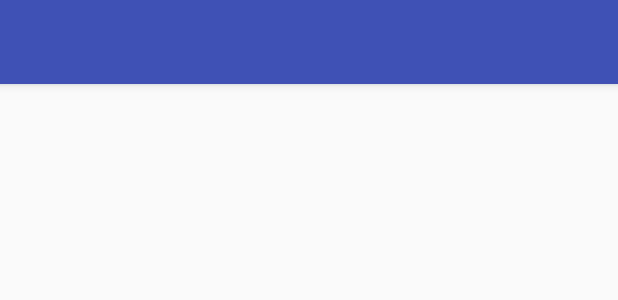
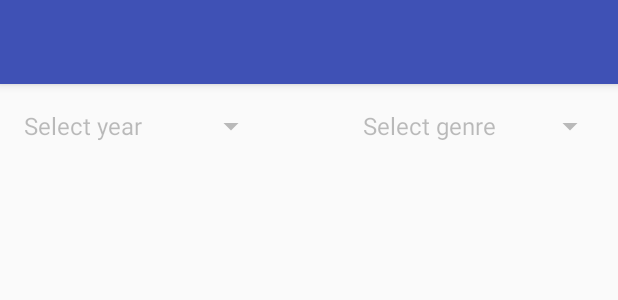
Before and after one commit to Kursulla/Movies, an Android app: the layout discovery_layout.xml on its own in the app's theme, with its tools: preview values and no code run, on a phone screen of 412 x 824 dp. Shown: the top 300 px of the screen. Run offline under Robolectric (Android 15) with nearby library versions, the light colour scheme and no system bars; network calls fail.

Commit message:
Introduced filtering by genre and year

```diff
--- /dev/null
+++ b/app/src/main/java/com/eutechpro/movies/common/ResourcesUtil.java
@@ -0,0 +1,32 @@
+package com.eutechpro.movies.common;
+
+import android.content.res.Resources;
+import android.support.annotation.RawRes;
+
+import java.io.BufferedReader;
+import java.io.IOException;
+import java.io.InputStream;
+import java.io.InputStreamReader;
+
+/**
+ * Small util class for various methods for manipulating resources.
+ */
+public class ResourcesUtil {
+    public static String readFromRawFile(@RawRes int resId, Resources resources) {
+        InputStream inputStream = resources.openRawResource(resId);
+
+        InputStreamReader inputreader = new InputStreamReader(inputStream);
+        BufferedReader    buffreader  = new BufferedReader(inputreader);
+        String            line;
+        StringBuilder     text        = new StringBuilder();
+
+        try {
+            while ((line = buffreader.readLine()) != null) {
+                text.append(line);
+            }
+        } catch (IOException e) {
+            return null;
+        }
+        return text.toString();
+    }
+}
--- a/app/src/main/java/com/eutechpro/movies/discovery/DiscoveryRepository.java
+++ b/app/src/main/java/com/eutechpro/movies/discovery/DiscoveryRepository.java
@@ -11,12 +11,12 @@ import java.util.List;
 import io.reactivex.Observable;
 
 public interface DiscoveryRepository {
-    Observable<List<Movie>> discoverMoviesByYear(int year, @Sort.Type String sortType, int page);
+    Observable<List<Movie>> discoverMovies(int year, int genreId, @Sort.Type String sortType, int page);
 
     interface Sort {
         @Retention(RetentionPolicy.SOURCE)
         @StringDef({DEFAULT, POPULARITY_ASC, POPULARITY_DESC, RELEASE_DATE_ASC, RELEASE_DATE_DESC, REVENUE_ASC, REVENUE_DESC, TITLE_ASC, TITLE_DESC, VOTE_AVERAGE_ASC, VOTE_AVERAGE_DESC, VOTE_COUNT_ASC, VOTE_COUNT_DESC})
-        public @interface Type {
+        @interface Type {
         }
 
         String DEFAULT = "popularity.desc";
--- /dev/null
+++ b/app/src/main/java/com/eutechpro/movies/discovery/GenresSelector.java
@@ -0,0 +1,114 @@
+package com.eutechpro.movies.discovery;
+
+
+import android.content.Context;
+import android.support.annotation.NonNull;
+import android.util.AttributeSet;
+import android.widget.AdapterView;
+import android.widget.ArrayAdapter;
+
+import com.eutechpro.movies.Genre;
+import com.eutechpro.movies.R;
+import com.eutechpro.movies.common.ResourcesUtil;
+import com.google.gson.Gson;
+import com.google.gson.reflect.TypeToken;
+
+import java.util.ArrayList;
+import java.util.List;
+
+@SuppressWarnings("unused")
+public class GenresSelector extends android.support.v7.widget.AppCompatSpinner {
+    private static final String TAG = "GenresSelector";
+    private OnGenreSelectedListener onGenreSelectedListener;
+    private List<Genre>             genres;
+
+    public GenresSelector(Context context) {
+        super(context);
+        init();
+    }
+
+    public GenresSelector(Context context, int mode) {
+        super(context, mode);
+        init();
+    }
+
+    public GenresSelector(Context context, AttributeSet attrs) {
+        super(context, attrs);
+        init();
+    }
+
+    public GenresSelector(Context context, AttributeSet attrs, int defStyleAttr) {
+        super(context, attrs, defStyleAttr);
+        init();
+    }
+
+    public GenresSelector(Context context, AttributeSet attrs, int defStyleAttr, int mode) {
+        super(context, attrs, defStyleAttr, mode);
+        init();
+    }
+
+    private void init() {
+        setEnabled(false);
+        genres = new Gson().fromJson(ResourcesUtil.readFromRawFile(R.raw.genres, getResources()), new TypeToken<List<Genre>>() {
+        }.getType());
+
+        List<String> dataSet = generateDataSet(genres);
+        ArrayAdapter<String> dataAdapter =
+                new ArrayAdapter<>(getContext(), android.R.layout.simple_spinner_item, dataSet);
+        dataAdapter.setDropDownViewResource(android.R.layout.simple_spinner_dropdown_item);
+        setAdapter(dataAdapter);
+
+        setOnItemSelectedListener(new OnItemSelectedListener() {
+            @Override
+            public void onItemSelected(AdapterView<?> adapterView, android.view.View view, int position, long id) {
+                if (onGenreSelectedListener == null || view == null){
+                    return;
+                }
+                if (!isEnabled()){
+                    setEnabled(true);
+                    return;
+                }
+                if (position == 0){
+                    onGenreSelectedListener.genreSelected(null);
+                } else {
+                    onGenreSelectedListener.genreSelected(genres.get(position - 1));
+                }
+            }
+
+            @Override
+            public void onNothingSelected(AdapterView<?> adapterView) {
+                onGenreSelectedListener.genreSelected(null);
+            }
+        });
+    }
+
+    @NonNull
+    private List<String> generateDataSet(List<Genre> genres) {
+        List<String> data = new ArrayList<>();
+        data.add("Select genre");
+        for (Genre genre : genres) {
+            data.add(genre.getGenreName());
+        }
+
+
+        return data;
+    }
+
+
+    public void setOnGenreSelectedListener(OnGenreSelectedListener onGenreSelectedListener) {
+        this.onGenreSelectedListener = onGenreSelectedListener;
+    }
+
+    /**
+     * Callback for getting information about user's action on this element.<br/>
+     * IMPORTANT: In case of selecting default value, it will return null as selected value!
+     */
+    interface OnGenreSelectedListener {
+        /**
+         * <b>IMPORTANT: In case of selecting default value, it will return null as selected value!</b>
+         *
+         * @param genre ID of selected genre, or null in case of selecting default value
+         */
+        void genreSelected(Genre genre);
+    }
+}
--- a/app/src/main/java/com/eutechpro/movies/discovery/Mvp.java
+++ b/app/src/main/java/com/eutechpro/movies/discovery/Mvp.java
@@ -1,6 +1,7 @@
 package com.eutechpro.movies.discovery;
 
 
+import com.eutechpro.movies.Genre;
 import com.eutechpro.movies.Movie;
 import com.eutechpro.movies.MvpActivityCallback;
 
@@ -38,6 +39,8 @@ interface Mvp {
          * @param sortType Sort type.
          */
         void changeSortOrder(String sortType);
+
+        void filterByGenre(Genre genre);
     }
 
     interface View {
@@ -71,5 +74,7 @@ interface Mvp {
         void openMovieDetails(long movieId);
 
         void bindActivityCallback(MvpActivityCallback activityCallback);
+
+        void filterByGenre(Genre genre);
     }
 }
--- /dev/null
+++ b/app/src/main/java/com/eutechpro/movies/discovery/YearSelector.java
@@ -0,0 +1,100 @@
+package com.eutechpro.movies.discovery;
+
+
+import android.content.Context;
+import android.util.AttributeSet;
+import android.widget.AdapterView;
+import android.widget.ArrayAdapter;
+
+import java.util.ArrayList;
+import java.util.List;
+
+@SuppressWarnings("unused")
+public class YearSelector extends android.support.v7.widget.AppCompatSpinner {
+    private static final String TAG = "YearSelector";
+    private Integer                selectedYear;
+    private OnYearSelectedListener onYearSelectedListener;
+
+    public YearSelector(Context context) {
+        super(context);
+        init();
+    }
+
+    public YearSelector(Context context, int mode) {
+        super(context, mode);
+        init();
+    }
+
+    public YearSelector(Context context, AttributeSet attrs) {
+        super(context, attrs);
+        init();
+    }
+
+    public YearSelector(Context context, AttributeSet attrs, int defStyleAttr) {
+        super(context, attrs, defStyleAttr);
+        init();
+    }
+
+    public YearSelector(Context context, AttributeSet attrs, int defStyleAttr, int mode) {
+        super(context, attrs, defStyleAttr, mode);
+        init();
+    }
+
+    private void init() {
+        setEnabled(false);
+        List<String> years = new ArrayList<>();
+        years.add("Select year");
+        for (int i = 2017; i > 1900; i--) {
+            years.add(String.valueOf(i));
+        }
+        ArrayAdapter<String> dataAdapter = new ArrayAdapter<>(getContext(), android.R.layout.simple_spinner_item, years);
+        dataAdapter.setDropDownViewResource(android.R.layout.simple_spinner_dropdown_item);
+        setAdapter(dataAdapter);
+
+        setOnItemSelectedListener(new AdapterView.OnItemSelectedListener() {
+            @Override
+            public void onItemSelected(AdapterView<?> adapterView, android.view.View view, int index, long id) {
+                if (onYearSelectedListener == null || view == null){
+                    return;
+                }
+                if (!isEnabled()){
+                    setEnabled(true);
+                    return;
+                }
+                if (index == 0){
+                    selectedYear = null;
+                    onYearSelectedListener.yearSelected(null);
+                } else {
+                    selectedYear = Integer.valueOf(years.get(index));
+                    onYearSelectedListener.yearSelected(Integer.valueOf(years.get(index)));
+                }
+            }
+
+            @Override
+            public void onNothingSelected(AdapterView<?> adapterView) {
+                onYearSelectedListener.yearSelected(null);
+            }
+        });
+    }
+
+    public Integer getSelectedYear() {
+        return selectedYear;
+    }
+
+    public void setOnYearSelectedListener(OnYearSelectedListener onYearSelectedListener) {
+        this.onYearSelectedListener = onYearSelectedListener;
+    }
+
+    /**
+     * Callback for getting information about user's action on this element.<br/>
+     * IMPORTANT: In case of selecting default value, it will return null as selected value!
+     */
+    interface OnYearSelectedListener {
+        /**
+         * <b>IMPORTANT: In case of selecting default value, it will return null as selected value!</b>
+         *
+         * @param year ID of selected genre, or null in case of selecting default value
+         */
+        void yearSelected(Integer year);
+    }
+}
--- a/app/src/main/res/layout/discovery_layout.xml
+++ b/app/src/main/res/layout/discovery_layout.xml
@@ -31,10 +31,38 @@
         tools:context="com.eutechpro.movies.discovery.DiscoveryActivity"
         >
 
+        <com.eutechpro.movies.discovery.GenresSelector
+            android:id="@+id/genres_selector"
+            android:layout_width="170dp"
+            android:layout_height="40dp"
+            android:layout_marginEnd="8dp"
+            android:layout_marginStart="8dp"
+            android:layout_marginTop="8dp"
+            app:layout_constraintEnd_toEndOf="parent"
+            app:layout_constraintHorizontal_bias="1.0"
+            app:layout_constraintStart_toStartOf="@+id/year_selector"
+            app:layout_constraintTop_toTopOf="parent"
+            />
+
+        <com.eutechpro.movies.discovery.YearSelector
+            android:id="@+id/year_selector"
+            android:layout_width="170dp"
+            android:layout_height="40dp"
+            android:layout_marginEnd="8dp"
+            android:layout_marginStart="8dp"
+            android:layout_marginTop="8dp"
+            app:layout_constraintEnd_toEndOf="parent"
+            app:layout_constraintHorizontal_bias="0.0"
+            app:layout_constraintStart_toStartOf="parent"
+            app:layout_constraintTop_toTopOf="parent"
+            />
+
         <android.support.v4.widget.SwipeRefreshLayout
             android:id="@+id/swipe_to_refresh"
             android:layout_width="match_parent"
-            android:layout_height="match_parent"
+            android:layout_height="0dp"
+            android:layout_marginTop="8dp"
+            app:layout_constraintTop_toBottomOf="@+id/year_selector"
             >
 
             <android.support.v7.widget.RecyclerView
--- a/app/src/main/res/values/strings.xml
+++ b/app/src/main/res/values/strings.xml
@@ -8,6 +8,7 @@
     <!--Discovery domain-->
     <string name="discovery_error_loading">There was an error in loading data</string>
 
+
     <!-- Details domain-->
     <string name="details_duration_lbl">Duration:</string>
     <string name="details_overview_lbl">Overview:</string>
@@ -16,4 +17,6 @@
     <string name="details_error_toast">Unable to get details. Please, try again</string>
     <string name="details_release_date_format">MMMM, yyyy</string>
     <string name="details_duration_format">%02d:%02d</string>
+
+
 </resources>
```
Also changed, not shown: app/src/main/java/com/eutechpro/movies/RetrofitFactory.java (+13 -5 lines), app/src/main/java/com/eutechpro/movies/discovery/Model.java (+37 -7 lines), app/src/main/java/com/eutechpro/movies/discovery/Presenter.java (+12 -3 lines), app/src/main/java/com/eutechpro/movies/discovery/RetrofitRepository.java (+9 -3 lines), app/src/main/java/com/eutechpro/movies/discovery/View.java (+27 -0 lines), app/src/main/res/raw/genres.json (added, +78 -0 lines), app/src/main/res/values/drawables.xml (deleted, +0 -20 lines), 5 other files.
